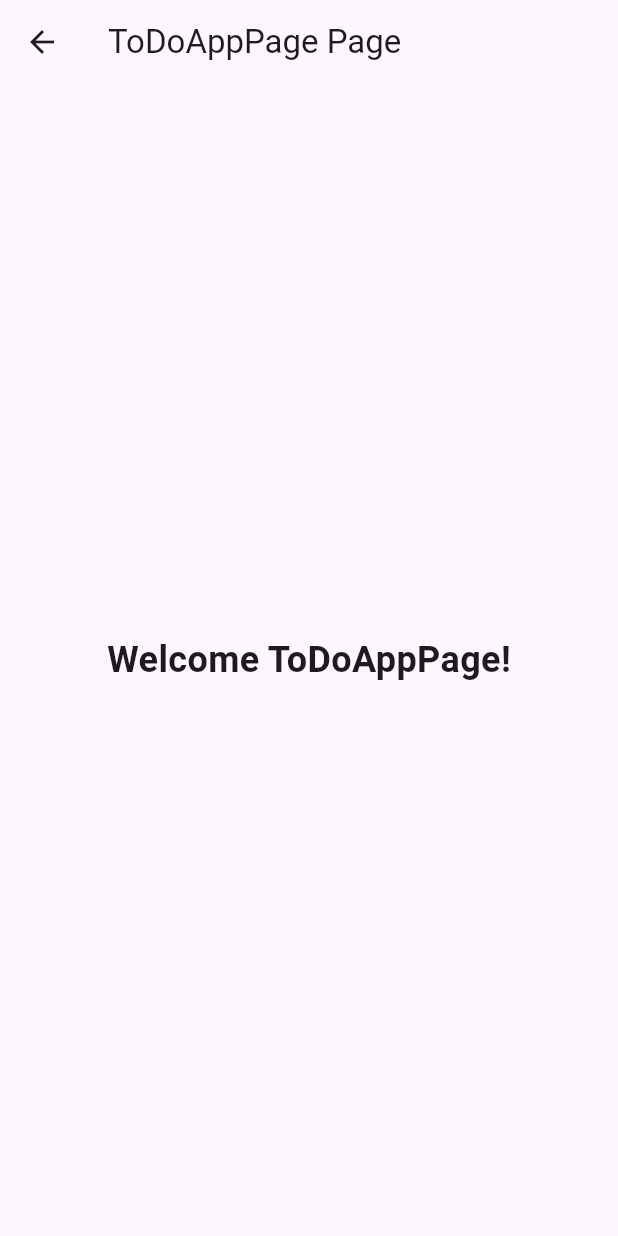
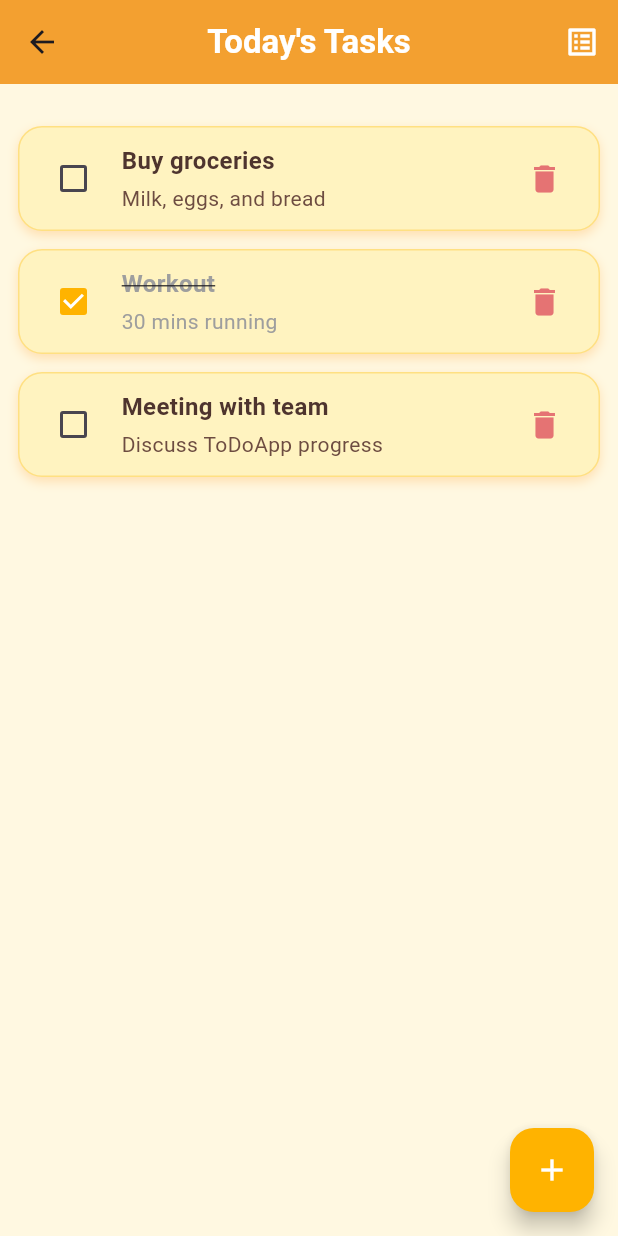
Before and after one commit to ArHHoN/SmartToDoApp, a Flutter app: the ToDoAppPage screen opened directly, on a phone screen of 412 x 824 dp. Run offline on Flutter 3.47's test engine with Material 3 defaults, Android fonts, the phone set to English and light mode, and no system bars; our stand-ins replace fluttertoast, sqflite, supabase_flutter; accounts and stored records are empty.

Commit message:
todopage-simple-ui

```diff
--- a/lib/home_page.dart
+++ b/lib/home_page.dart
@@ -1,6 +1,5 @@
 import 'package:flutter/material.dart';
 import 'package:smart_todoapp/index_page.dart';
-import 'package:smart_todoapp/login_page.dart';
 import 'package:smart_todoapp/services/app_session.dart';
 import 'package:smart_todoapp/to_do_app_page.dart';
 
@@ -50,7 +49,7 @@ class _HomeScreenState extends State<HomePage> {
         currentIndex: _selectedIndex,
         onTap: _onItemTapped,
         backgroundColor: Colors.white,
-        selectedItemColor: Colors.blueAccent,
+        selectedItemColor: Colors.orangeAccent,
         unselectedItemColor: Colors.grey,
         items: navItems,
       ),
--- a/lib/main.dart
+++ b/lib/main.dart
@@ -1,7 +1,5 @@
 import 'package:flutter/material.dart';
-import 'login_page.dart';
 import 'home_page.dart';
-import 'package:supabase_flutter/supabase_flutter.dart';
 
 void main() async {
   WidgetsFlutterBinding.ensureInitialized();
--- /dev/null
+++ b/lib/models/category.dart
@@ -0,0 +1,30 @@
+// lib/models/category.dart
+
+class Category {
+  final int id;
+  final String name;
+
+  Category({
+    required this.id,
+    required this.name,
+  });
+
+  // ✅ Convert Category to Map (for SQLite / JSON)
+  Map<String, dynamic> toMap() {
+    return {
+      'id': id,
+      'name': name,
+    };
+  }
+
+  // ✅ Create Category from Map (for SQLite / JSON)
+  factory Category.fromMap(Map<String, dynamic> map) {
+    return Category(
+      id: map['id'] as int,
+      name: map['name'] as String,
+    );
+  }
+
+  @override
+  String toString() => 'Category(id: $id, name: $name)';
+}
--- /dev/null
+++ b/lib/models/task.dart
@@ -0,0 +1,57 @@
+// lib/models/task.dart
+
+class Task {
+  final int? id; // Primary key
+  final String name;
+  final int? categoryId; // Foreign key to Category
+  final String? time; // e.g. "09:00 AM"
+  final DateTime createdAt;
+  final String? description;
+  String status; // e.g. "pending", "completed"
+  final int priority; // e.g. 1 = low, 2 = medium, 3 = high
+
+  Task({
+    this.id,
+    required this.name,
+    this.categoryId,
+    this.time,
+    required this.createdAt,
+    this.description,
+    this.status = "pending",
+    this.priority = 1,
+  });
+
+  // ✅ Convert Task to Map (for SQLite / JSON)
+  Map<String, dynamic> toMap() {
+    return {
+      'id': id,
+      'name': name,
+      'category_id': categoryId,
+      'time': time,
+      'created_at': createdAt.toIso8601String(),
+      'description': description,
+      'status': status,
+      'priority': priority,
+    };
+  }
+
+  // ✅ Create Task from Map (for SQLite / JSON)
+  factory Task.fromMap(Map<String, dynamic> map) {
+    return Task(
+      id: map['id'] as int?,
+      name: map['name'] as String,
+      categoryId: map['category_id'] as int?,
+      time: map['time'] as String?,
+      createdAt: DateTime.parse(map['created_at'] as String),
+      description: map['description'] as String?,
+      status: map['status'] as String? ?? "pending",
+      priority: map['priority'] as int? ?? 1,
+    );
+  }
+
+  @override
+  String toString() {
+    return 'Task(id: $id, name: $name, categoryId: $categoryId, time: $time, createdAt: $createdAt, '
+        'description: $description, status: $status, priority: $priority)';
+  }
+}
--- a/lib/to_do_app_page.dart
+++ b/lib/to_do_app_page.dart
@@ -1,23 +1,204 @@
 import 'package:flutter/material.dart';
+import 'package:smart_todoapp/data/database_helper.dart';
+import '/models/task.dart';
+import '/widgets/task_card.dart';
 
-class ToDoAppPage extends StatelessWidget {
+class ToDoAppPage extends StatefulWidget {
   const ToDoAppPage({super.key});
 
   @override
+  State<ToDoAppPage> createState() => _ToDoAppPageState();
+}
+
+class _ToDoAppPageState extends State<ToDoAppPage> {
+  bool showTimeline = false;
+
+  final dbHelper = DatabaseHelper();
+
+void _addSampleTask() async {
+  final task = Task(
+    name: "Learn SQLite",
+    createdAt: DateTime.now(),
+    description: "Integrate SQLite with Flutter",
+    status: "pending",
+    priority: 1,
+  );
+  await dbHelper.insertTask(task);
+}
+
+void _loadTasks() async {
+  List<Task> tasks = await dbHelper.getAllTasks();
+  print("Loaded tasks: $tasks");
+}
+
+  // ✅ Example data using the Task model
+  final List<Task> todayTasks = [
+    Task(
+      id: 1,
+      name: "Buy groceries",
+      description: "Milk, eggs, and bread",
+      status: "pending",
+      priority: 2,
+      categoryId: 1,
+      time: "09:00 AM",
+      createdAt: DateTime(2025, 10, 15, 9, 0),
+    ),
+    Task(
+      id: 2,
+      name: "Workout",
+      description: "30 mins running",
+      status: "completed",
+      priority: 1,
+      categoryId: 2,
+      time: "07:30 AM",
+      createdAt: DateTime(2025, 10, 15, 7, 30),
+    ),
+    Task(
+      id: 3,
+      name: "Meeting with team",
+      description: "Discuss ToDoApp progress",
+      status: "pending",
+      priority: 3,
+      categoryId: 1,
+      time: "02:00 PM",
+      createdAt: DateTime(2025, 10, 15, 14, 0),
+    ),
+  ];
+
+  @override
   Widget build(BuildContext context) {
+    // 🔄 Clone list to avoid modifying original
+    List<Task> sortedTasks = [...todayTasks];
+
+    if (showTimeline) {
+      sortedTasks.sort((a, b) => a.createdAt.compareTo(b.createdAt));
+    }
+
     return Scaffold(
+      backgroundColor: const Color(0xFFFFF8E1), // soft warm yellow
       appBar: AppBar(
-        title: const Text('ToDoAppPage Page'),
+        title: const Text(
+          "Today's Tasks",
+          style: TextStyle(fontWeight: FontWeight.bold, color: Colors.white),
+        ),
+        centerTitle: true,
+        elevation: 3,
+        backgroundColor: const Color(0xFFFFA726), // orange
+        actions: [
+          IconButton(
+            icon: Icon(
+              showTimeline ? Icons.timeline : Icons.list_alt,
+              color: Colors.white,
+            ),
+            tooltip: showTimeline ? 'Hide Timeline' : 'Show Timeline',
+            onPressed: () {
+              setState(() => showTimeline = !showTimeline);
+            },
+          ),
+        ],
       ),
-      body: const Center(
-        child: Text(
-          'Welcome ToDoAppPage!',
-          style: TextStyle(
-            fontSize: 24,
-            fontWeight: FontWeight.bold,
-          ),
-        ),
+      body: Padding(
+        padding: const EdgeInsets.all(12.0),
+        child: showTimeline
+            ? _buildTimelineView(sortedTasks)
+            : _buildListView(sortedTasks),
+      ),
+      floatingActionButton: FloatingActionButton(
+        backgroundColor: const Color(0xFFFFB300),
+        child: const Icon(Icons.add, color: Colors.white),
+        onPressed: () {
+          _addSampleTask();
+          _loadTasks();
+        },
       ),
     );
   }
+
+  // 🕒 Timeline View
+  Widget _buildTimelineView(List<Task> tasks) {
+    return ListView.builder(
+      itemCount: tasks.length,
+      itemBuilder: (context, index) {
+        final task = tasks[index];
+        return Row(
+          crossAxisAlignment: CrossAxisAlignment.start,
+          children: [
+            Column(
+              children: [
+                const SizedBox(height: 10),
+                Container(
+                  width: 14,
+                  height: 14,
+                  decoration: const BoxDecoration(
+                    color: Color(0xFFFFA726),
+                    shape: BoxShape.circle,
+                  ),
+                ),
+                if (index != tasks.length - 1)
+                  Container(
+                    width: 3,
+                    height: 55,
+                    color: const Color(0xFFFFCC80),
+                  ),
+              ],
+            ),
+            const SizedBox(width: 12),
+            Expanded(
+              child: Column(
+                crossAxisAlignment: CrossAxisAlignment.start,
+                children: [
+                  Text(
+                    task.time ?? '',
+                    style: const TextStyle(
+                      fontWeight: FontWeight.bold,
+                      color: Color(0xFF6D4C41),
+                    ),
+                  ),
+                  TaskCard(
+                    title: task.name,
+                    description: task.description ?? '',
+                    isCompleted: task.status == "completed",
+                    onToggle: () {
+                      setState(() {
+                        task.status =
+                            (task.status == "completed") ? "pending" : "completed";
+                      });
+                    },
+                    onDelete: () {
+                      setState(() => todayTasks.remove(task));
+                    },
+                  ),
+                ],
+              ),
+            ),
+          ],
+        );
+      },
+    );
+  }
+
+  // 📋 List View
+  Widget _buildListView(List<Task> tasks) {
+    return ListView(
+      children: [
+        const SizedBox(height: 10),
+        ...tasks.map((task) {
+          return TaskCard(
+            title: task.name,
+            description: task.description ?? '',
+            isCompleted: task.status == "completed",
+            onToggle: () {
+              setState(() {
+                task.status =
+                    (task.status == "completed") ? "pending" : "completed";
+              });
+            },
+            onDelete: () {
+              setState(() => todayTasks.remove(task));
+            },
+          );
+        }),
+      ],
+    );
+  }
 }
--- /dev/null
+++ b/lib/widgets/task_card.dart
@@ -0,0 +1,80 @@
+import 'package:flutter/material.dart';
+
+class TaskCard extends StatelessWidget {
+  final String title;
+  final String description;
+  final bool isCompleted;
+  final VoidCallback onToggle;
+  final VoidCallback onDelete;
+
+  const TaskCard({
+    super.key,
+    required this.title,
+    required this.description,
+    required this.isCompleted,
+    required this.onToggle,
+    required this.onDelete,
+  });
+
+  @override
+  Widget build(BuildContext context) {
+    return Container(
+      margin: const EdgeInsets.symmetric(vertical: 6),
+      padding: const EdgeInsets.symmetric(vertical: 10, horizontal: 12),
+      decoration: BoxDecoration(
+        color: const Color(0xFFFFF3C0), // soft pastel yellow
+        borderRadius: BorderRadius.circular(16),
+        border: Border.all(color: const Color(0xFFFFE082)),
+        boxShadow: [
+          BoxShadow(
+            color: Colors.orange.shade100,
+            blurRadius: 5,
+            offset: const Offset(0, 3),
+          ),
+        ],
+      ),
+      child: Row(
+        children: [
+          Checkbox(
+            value: isCompleted,
+            activeColor: const Color(0xFFFFB300),
+            onChanged: (_) => onToggle(),
+          ),
+          const SizedBox(width: 8),
+          Expanded(
+            child: Column(
+              crossAxisAlignment: CrossAxisAlignment.start,
+              children: [
+                Text(
+                  title,
+                  style: TextStyle(
+                    fontSize: 16,
+                    fontWeight: FontWeight.bold,
+                    color: isCompleted
+                        ? Colors.grey
+                        : const Color(0xFF4E342E), // dark brown
+                    decoration: isCompleted ? TextDecoration.lineThrough : null,
+                  ),
+                ),
+                const SizedBox(height: 4),
+                Text(
+                  description,
+                  style: TextStyle(
+                    fontSize: 14,
+                    color: isCompleted
+                        ? Colors.grey.shade500
+                        : const Color(0xFF6D4C41),
+                  ),
+                ),
+              ],
+            ),
+          ),
+          IconButton(
+            icon: const Icon(Icons.delete, color: Color(0xFFE57373)),
+            onPressed: onDelete,
+          ),
+        ],
+      ),
+    );
+  }
+}
--- a/pubspec.yaml
+++ b/pubspec.yaml
@@ -36,6 +36,8 @@ dependencies:
   csv: ^5.0.2
   path_provider: ^2.1.2
   share_plus: ^7.2.1
+  sqflite: ^2.3.3
+  path: ^1.9.0
 
 
   # The following adds the Cupertino Icons font to your application.
```
Also changed, not shown: lib/data/database_helper.dart (added, +80 -0 lines), lib/models/label.dart (added, +34 -0 lines), lib/models/task_label.dart (added, +35 -0 lines), pubspec.lock, 2 other files.
